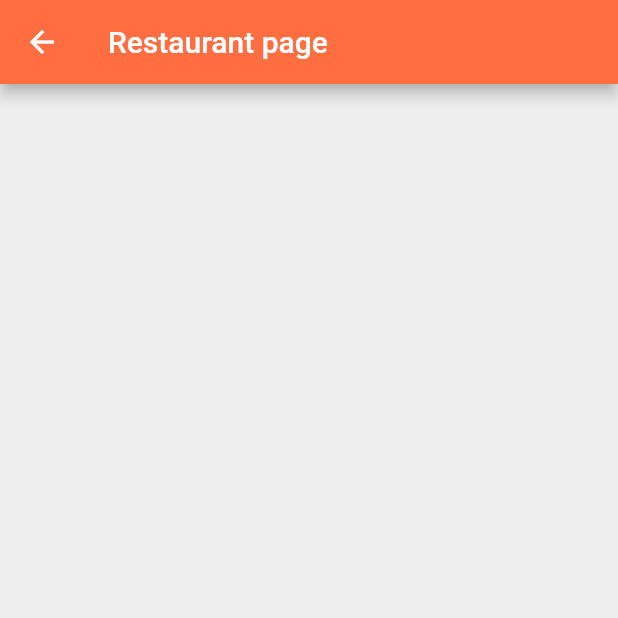
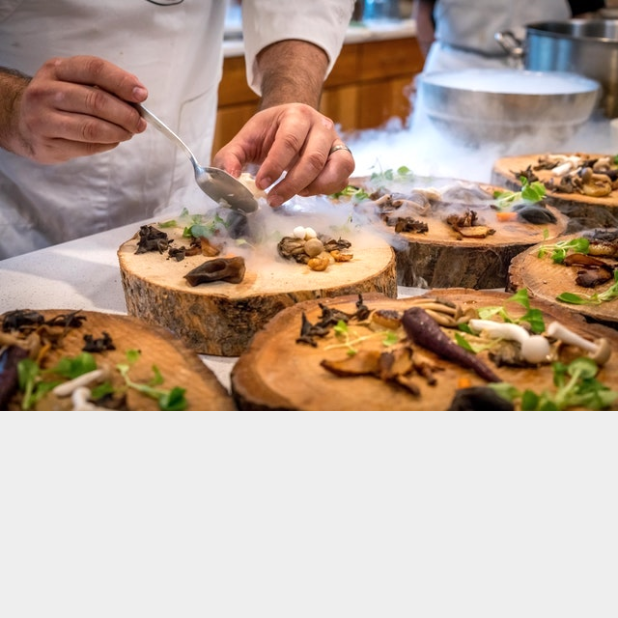
Before and after one commit to KTmifune/flutter-food-delivery-ui, a Flutter app: the screen it shows after launch, after a tap on "Restaurant 0", on a phone screen of 412 x 824 dp, the top half of it. Run offline on Flutter 3.47's test engine with Material 2 defaults, Android fonts, the phone set to English and light mode, and no system bars; our stand-ins replace google_fonts.

Commit message:
no message

```diff
--- a/flutter_food_delivery_ui/lib/screens/restaurant_screen.dart
+++ b/flutter_food_delivery_ui/lib/screens/restaurant_screen.dart
@@ -12,8 +12,12 @@ class _RestaurantScreenState extends State<RestaurantScreen> {
   @override
   Widget build(BuildContext context) {
     return Scaffold(
-      appBar: AppBar(
-        title: Text('Restaurant page'),
+      body: ListView(
+        children: <Widget>[
+          Stack(
+            children: <Widget>[Image.asset(widget.restaurant.imageUrl)],
+          ),
+        ],
       ),
     );
   }
```
